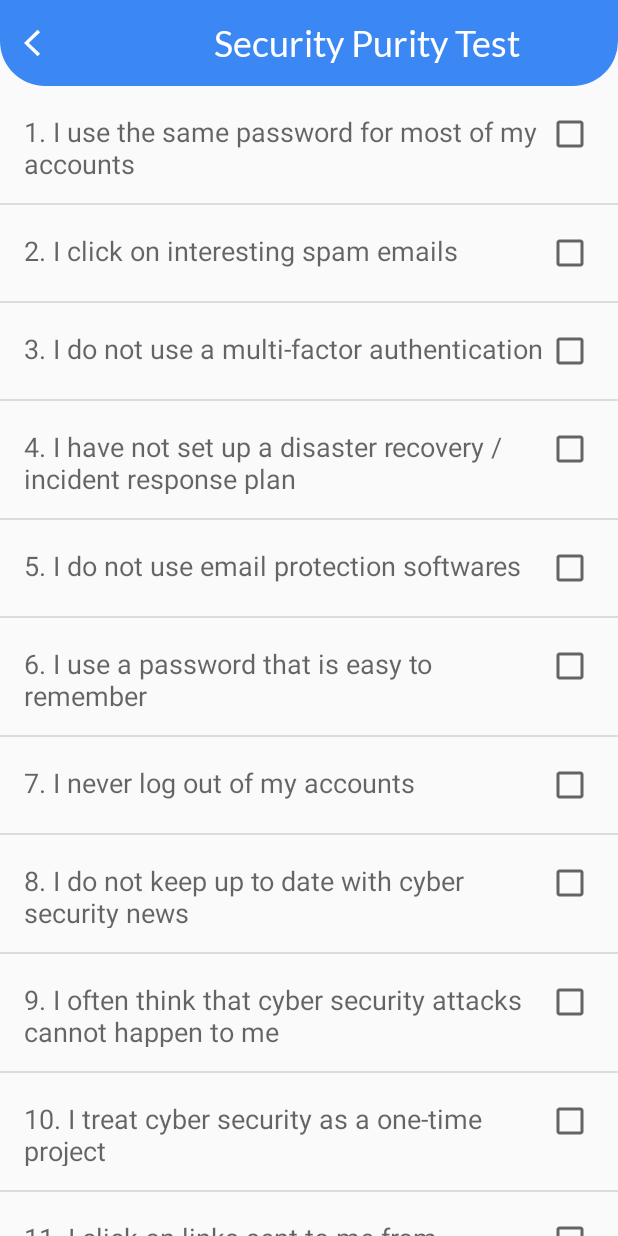
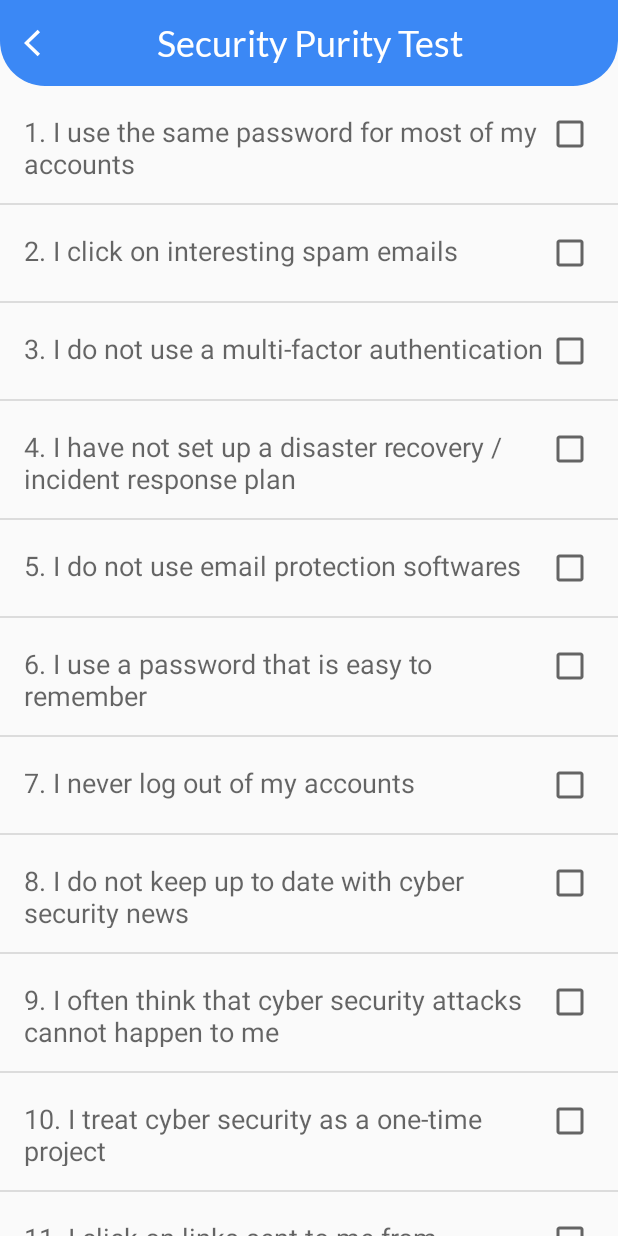
Before and after one commit to emilylaw00/INFS3605Project, an Android app: the PurityTest screen opened directly, with no data from a screen before it, on a phone screen of 412 x 824 dp. Run offline under Robolectric (Android 15) with nearby library versions, the phone set to English and light mode, and no system bars; our stand-ins replace Firebase (no records; nobody signed in at launch, a user with empty details on screens opened directly); Roboto replaces fonts that are not available here.

Commit message:
minor adjustments to purity UI

```diff
--- a/app/src/main/res/layout/activity_purity_test.xml
+++ b/app/src/main/res/layout/activity_purity_test.xml
@@ -31,7 +31,7 @@
             android:layout_marginStart="28dp"
             android:layout_marginEnd="65dp"
             android:fontFamily="@font/lato"
-            android:gravity="center_vertical|right"
+            android:gravity="center_vertical|center"
             android:text="Security Purity Test"
             android:textColor="#FFFFFF"
             android:textSize="24sp"
@@ -79,11 +79,13 @@
 
                 <Button
                     android:id="@+id/submit"
-                    android:layout_width="wrap_content"
+                    android:layout_width="150dp"
                     android:layout_height="wrap_content"
                     android:background="@drawable/btncolor"
                     android:text="Submit"
-                    android:textColor="#FFFFFF" />
+                    android:textColor="#FFFFFF"
+                    />
+
             </LinearLayout>
 
         </LinearLayout>
```
